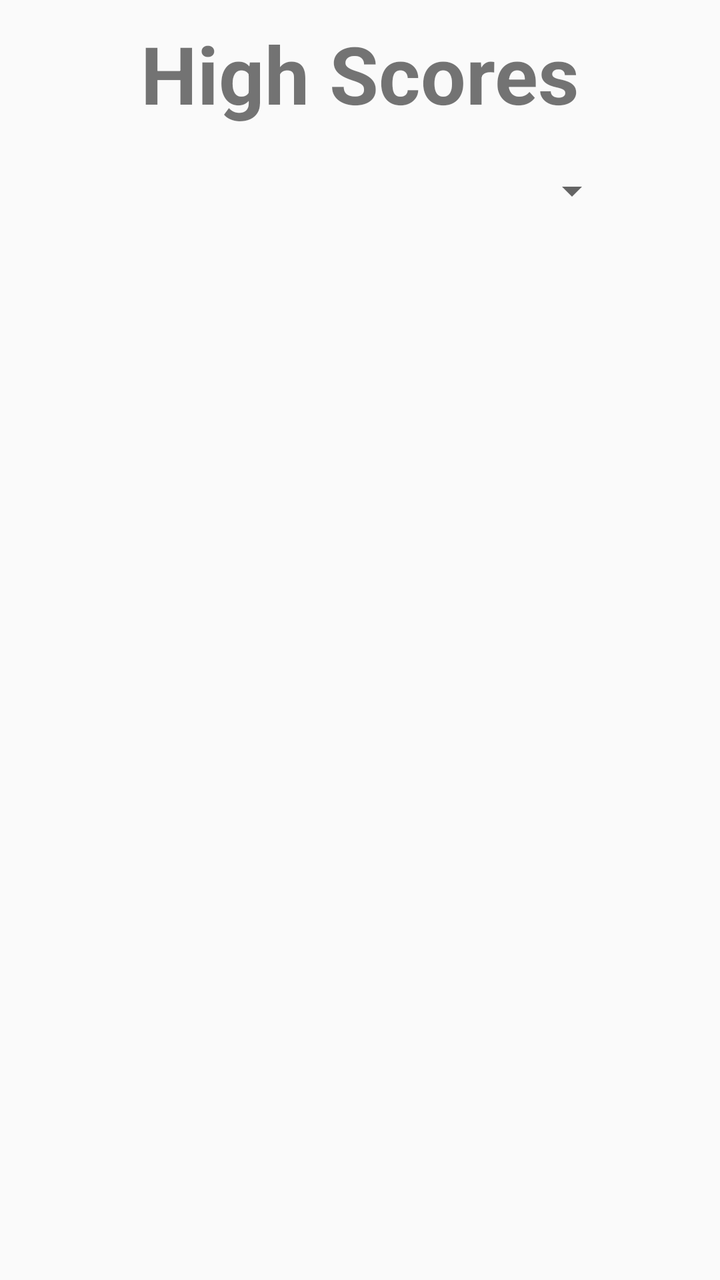
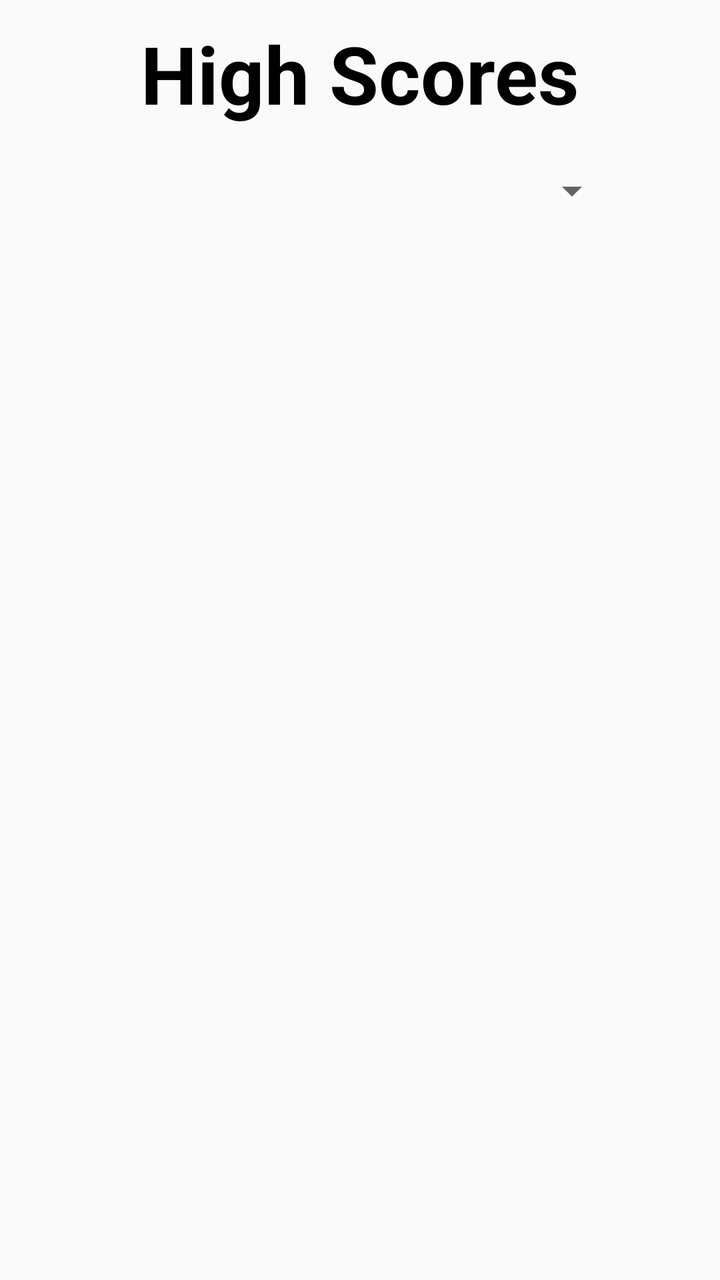

Two renders of the same Android screen: before a commit and after it. Below are the layout's source before the change and the commit's diff.
<!-- AndroidManifest.xml: application theme AppTheme -->
<!-- res/layout/activity_high_scores.xml -->
<?xml version="1.0" encoding="utf-8"?>
<RelativeLayout xmlns:android="http://schemas.android.com/apk/res/android"
    xmlns:tools="http://schemas.android.com/tools"
    android:layout_width="match_parent"
    android:layout_height="match_parent"
    android:fitsSystemWindows="true"
    tools:context=".ui.highscores.HighScoresActivity">

    <TextView
        android:id="@+id/tvTitle"
        android:layout_width="wrap_content"
        android:layout_height="wrap_content"
        android:layout_alignParentTop="true"
        android:layout_centerHorizontal="true"
        android:layout_marginTop="10sp"
        android:layout_marginBottom="10sp"
        android:text="@string/highScores"
        android:textSize="40sp"
        android:textStyle="bold" />

    <Spinner
        android:id="@+id/spnGameType"
        android:layout_width="match_parent"
        android:layout_height="wrap_content"
        android:layout_below="@id/tvTitle"
        android:layout_marginStart="50sp"
        android:layout_marginTop="10sp"
        android:layout_marginEnd="50sp"
        android:layout_marginBottom="10sp" />

    <androidx.fragment.app.FragmentContainerView
        android:id="@+id/highScoresFragment"
        android:layout_width="match_parent"
        android:layout_height="wrap_content"
        android:layout_below="@id/spnGameType"
        android:layout_alignParentBottom="true" />

</RelativeLayout>
<!-- resources referenced by this layout -->
<resources>
  <string name="highScores">High Scores</string>
  <style name="AppTheme" parent="Theme.AppCompat.Light">
          
      </style>
</resources>

<!-- the commit's change to res/layout/activity_high_scores.xml (unified diff, before → after) -->
@@ -12,8 +12,8 @@
         android:layout_height="wrap_content"
         android:layout_alignParentTop="true"
         android:layout_centerHorizontal="true"
-        android:layout_marginTop="10sp"
-        android:layout_marginBottom="10sp"
+        android:layout_marginTop="10dp"
+        android:layout_marginBottom="10dp"
         android:text="@string/highScores"
         android:textSize="40sp"
         android:textStyle="bold" />
@@ -23,10 +23,10 @@
         android:layout_width="match_parent"
         android:layout_height="wrap_content"
         android:layout_below="@id/tvTitle"
-        android:layout_marginStart="50sp"
-        android:layout_marginTop="10sp"
-        android:layout_marginEnd="50sp"
-        android:layout_marginBottom="10sp" />
+        android:layout_marginStart="50dp"
+        android:layout_marginTop="10dp"
+        android:layout_marginEnd="50dp"
+        android:layout_marginBottom="10dp" />
 
     <androidx.fragment.app.FragmentContainerView
         android:id="@+id/highScoresFragment"
<!-- resource entries referenced after the edit -->
@@ -3,6 +3,8 @@
   <string name="highScores">High Scores</string>
   <style name="AppTheme" parent="Theme.AppCompat.Light">
           
+          <item name="android:textColor">@android:color/black</item>
+          <item name="buttonStyle">@android:style/Widget.Holo.Light.Button</item>
       </style>
 </resources>
 
